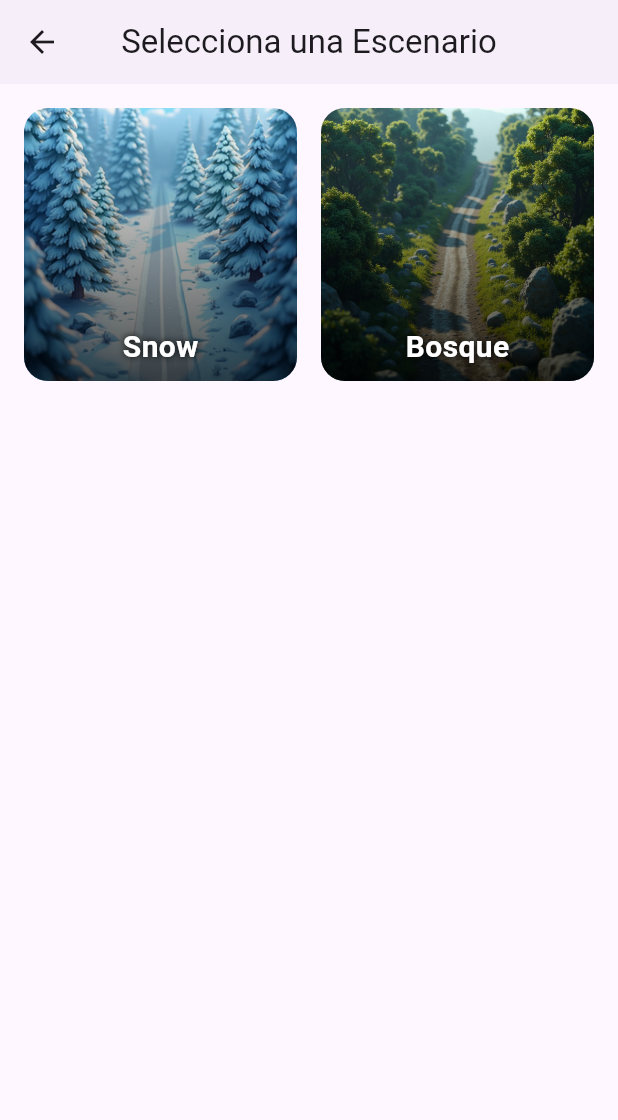
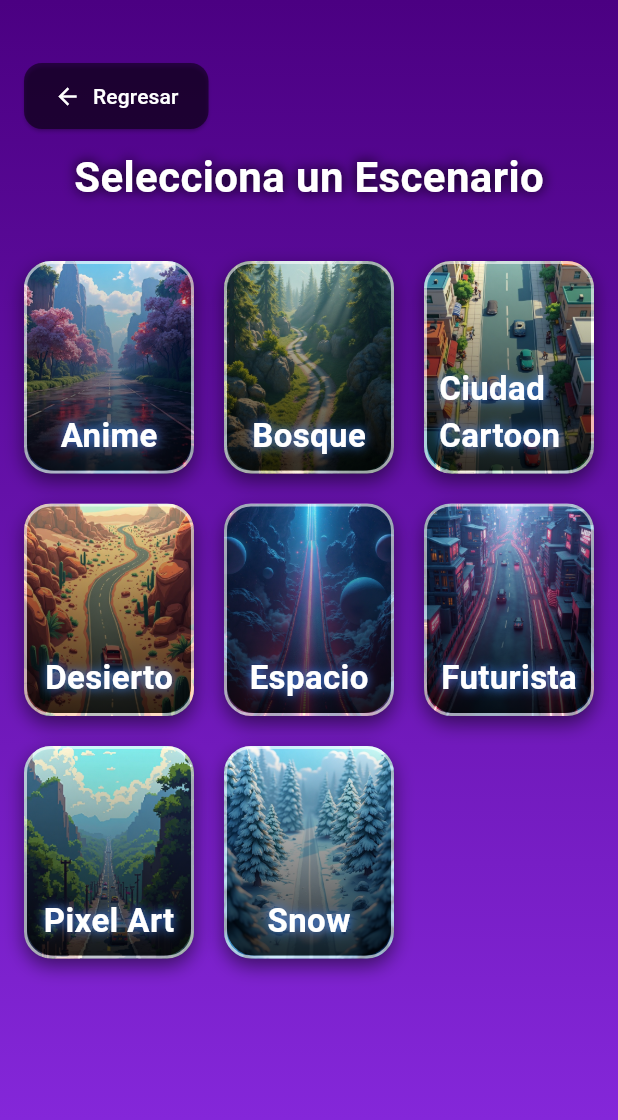
Before and after one commit to mihuezstz/slider_app, a Flutter app: the EscenariosPage screen opened directly with empty values, on a phone screen of 412 x 824 dp. Shown: the top 1120 px of the screen. Run offline on Flutter 3.47's test engine with Material 3 defaults, Android fonts, the light colour scheme and no system bars; our stand-ins replace flutter_dotenv, supabase_flutter; missing offline and left inert: dart:js; accounts and stored records are empty; network calls fail.

Commit message:
Mejorando diseño de escenario page

```diff
--- a/lib/widgets/escenarios_page.dart
+++ b/lib/widgets/escenarios_page.dart
@@ -3,7 +3,7 @@ import 'package:slider_app/game_page.dart';
 import 'package:slider_app/main.dart';
 
 //Page para seleccion de escenario
-class EscenariosPage  extends StatelessWidget{
+class EscenariosPage  extends StatefulWidget{
   final String carAsset;
   final int startingCoins;
 
@@ -13,85 +13,196 @@ class EscenariosPage  extends StatelessWidget{
     required this.startingCoins,
   }) : super(key: key);
 
+  @override
+  State<EscenariosPage> createState() => _EscenariosPageState();
+}
   //List de los escenarios disponibles
+  class _EscenariosPageState extends State<EscenariosPage> {
     final List<Map<String, String>> escenarios = const [
+    {
+      'name': 'Anime',
+      'image': 'assets/escenarios/anime_Background.jpg',
+    },
+    {
+      'name': 'Bosque',
+      'image': 'assets/escenarios/bosque_Background.jpg',
+    },
+    {
+      'name': 'Ciudad Cartoon',
+      'image': 'assets/escenarios/cartoon_Background.jpg',
+    },
+    {
+      'name': 'Desierto',
+      'image': 'assets/escenarios/desierto_Background.jpg',
+    },
+    {
+      'name': 'Espacio',
+      'image': 'assets/escenarios/espacio_Background.jpg',
+    },
+    {
+      'name': 'Futurista',
+      'image': 'assets/escenarios/futurista_Background.jpg',
+    },
+    {
+      'name': 'Pixel Art',
+      'image': 'assets/escenarios/pixelArt_Background.jpg',
+    },
     {
       'name': 'Snow',
       'image': 'assets/escenarios/snow_Background.png',
     },
-    {
-      'name': 'Bosque',
-      'image': 'assets/escenarios/bosque_Background.jpg',
-    }
+
   ];
+
+  int tappedIndex = -1;
 
   @override
   Widget build(BuildContext context) {
     return Scaffold(
-      appBar: AppBar(
-        title: const Text("Selecciona una Escenario"),
-        centerTitle: true,
+      body: Container(
+        //fondo
+        decoration: const BoxDecoration(
+          gradient: LinearGradient(
+            colors: [
+              Color(0xFF4B0082),
+              Color(0xFF8A2BE2),
+            ],
+            begin: Alignment.topCenter,
+            end: Alignment.bottomCenter,
             ),
-      body: GridView.builder(
+            ),
+        child:  Column(
+          children: [
+            const SizedBox(height: 40),
+
+            //Boton de regresar
+            Align(
+              alignment: Alignment.centerLeft,
+              child: Padding(
+                padding: const EdgeInsets.only(left:16),
+                child: ElevatedButton.icon(
+                  style: ElevatedButton.styleFrom(
+                    backgroundColor: Colors.black.withOpacity(0.5),
+                    foregroundColor: Colors.white,
+                    padding: const EdgeInsets.symmetric(horizontal: 20, vertical: 12),
+                    shape: RoundedRectangleBorder(
+                      borderRadius: BorderRadius.circular(12)
+                    ),
+                  ),
+                  icon: const Icon(Icons.arrow_back),
+                  label: const Text("Regresar"),
+                  onPressed: (){
+                    Navigator.pushReplacement(
+                      context,
+                      MaterialPageRoute(builder: (_) => const MyApp()),
+                      );
+                    },
+                  ),
+                ),
+            ),
+
+            const SizedBox(height: 10),
+
+            const Text(
+              "Selecciona un Escenario",
+              style: TextStyle(
+                fontSize: 28,
+                color: Colors.white,
+                fontWeight: FontWeight.bold,
+                shadows: [
+                  Shadow(color: Colors.black, blurRadius: 10),
+                ],
+              ),
+            ),
+
+            const SizedBox(height: 20),
+
+            Expanded(
+              child: GridView.builder(
                 padding: const EdgeInsets.all(16),
                 gridDelegate: const SliverGridDelegateWithFixedCrossAxisCount(
-          crossAxisCount: 2,
-          crossAxisSpacing: 16,
-          mainAxisSpacing: 16,
-          childAspectRatio: 1,
+                  crossAxisCount: 3,
+                  crossAxisSpacing: 20,
+                  mainAxisSpacing: 20,
+                  childAspectRatio: 0.8
                   ),
                   itemCount: escenarios.length,
                   itemBuilder: (context, index) {
                     final escenario = escenarios[index];
+                    final isPressed = tappedIndex == index;
 
                       return GestureDetector(
-              onTap: () {
-                // Se manda al gamePage con el escenario selecccionado
+                        onTapDown: (_) => setState(() => tappedIndex = index),
+                        onTapCancel: () => setState(() => tappedIndex = -1),
+                        onTapUp: (_) {
+                          setState(() => tappedIndex = -1);
+
                            Navigator.push(
                             context,
                            MaterialPageRoute(
                               builder: (_) => GamePage(
-                      carAsset: carAsset,
-                      startingCoins: startingCoins,
+                                carAsset: widget.carAsset,
+                                startingCoins: widget.startingCoins,
                                 escenario: escenario['image']!,
                               ),
                             ),
                            );
                           },
-                child:  Container(
+
+                          child: AnimatedScale(
+                            scale: isPressed ? 0.92 : 1.0,
+                            duration: const Duration(milliseconds: 150),
+
+                            child: Container(
                               decoration: BoxDecoration(
-                    borderRadius: BorderRadius.circular(16),
+                                borderRadius: BorderRadius.circular(18),
+                                boxShadow: [
+                                  BoxShadow(
+                                    color: Colors.black.withOpacity(0.5),
+                                    blurRadius: 10,
+                                    offset: const Offset(0, 5),
+                                  ),
+                                ],
+                                border:  Border.all(
+                                  color: Colors.white.withOpacity(0.6),
+                                  width: 2,
+                                  ),
                                   image: DecorationImage(
                                     image: AssetImage(escenario['image']!),
                                     fit: BoxFit.cover,
                                   ),
                                 ),
+
                                 child: Container(
+
+                                  padding: const EdgeInsets.all(8),
                                   alignment: Alignment.bottomCenter,
-                    padding: const EdgeInsets.all(8),
                                   decoration: BoxDecoration(
-                      borderRadius: BorderRadius.circular(16),
+                                   borderRadius: BorderRadius.circular(18),
+
                                    gradient: LinearGradient(
                                     begin: Alignment.topCenter,
                                     end: Alignment.bottomCenter,
                                     colors: [
                                       Colors.transparent,
-                          Colors.black.withOpacity(0.7),
+                                      Colors.black.withOpacity(0.8),
                                     ],
                                   ),
                                 ),
+
                                 child: Text(
                                   escenario['name']!,
                                   style: const TextStyle(
                                     color: Colors.white,
-                        fontSize: 20,
+                                    fontSize: 22,
                                     fontWeight: FontWeight.bold,
                                     shadows: [
                                       Shadow(
-                            blurRadius: 6,
-                            color: Colors.black,
+                                        blurRadius: 8,
+                                        color: Colors.blueAccent,
                                       ),
                                     ],
+                                  ),
                                 ),
                               ),
                             ),
@@ -99,6 +210,10 @@ class EscenariosPage  extends StatelessWidget{
                         );
                       },
                     ),
+                  ),
+                ],
+              ),
+            ),
           );
         }
       }
```
Also changed, not shown: lib/game_page.dart (+19 -26 lines), assets/escenarios/anime_Background.jpg (added), assets/escenarios/bosque_Background.jpg, assets/escenarios/cartoon_Background.jpg (added), assets/escenarios/desierto_Background.jpg (added), assets/escenarios/espacio_Background.jpg (added), assets/escenarios/futurista_Background.jpg (added), assets/escenarios/pixelArt_Background.jpg (added). Lines whose indentation alone changed are shown as unchanged.
